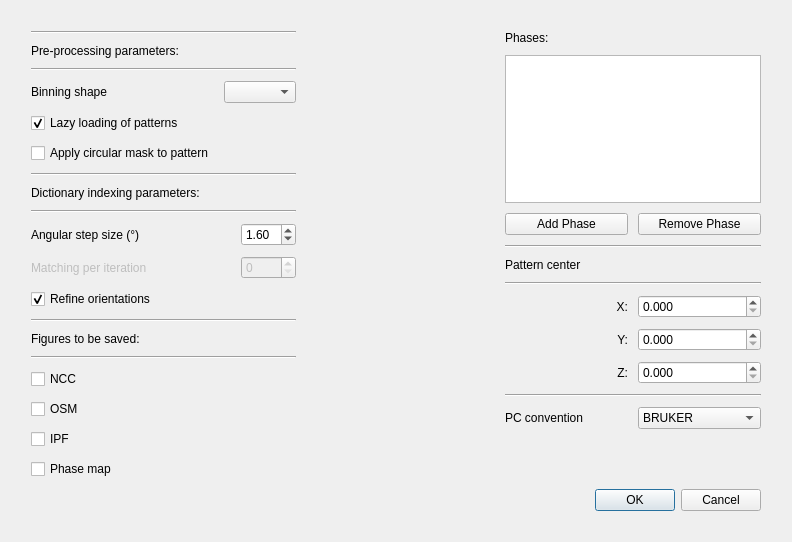
Before: the Qt Designer form ui/di_setup.ui in EBSP-Indexer/EBSP-Indexer, drawn with Qt 5.
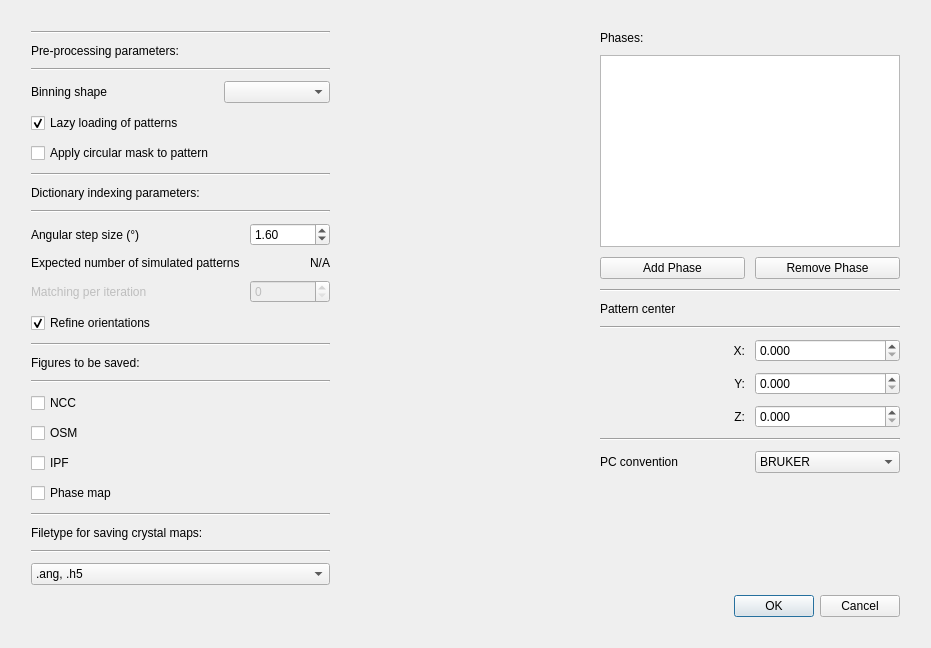
After: the same form once the commit is applied.

```diff
--- a/ui/di_setup.ui
+++ b/ui/di_setup.ui
@@ -6,8 +6,8 @@
    <rect>
     <x>0</x>
     <y>0</y>
-    <width>792</width>
-    <height>536</height>
+    <width>931</width>
+    <height>597</height>
    </rect>
   </property>
   <property name="windowTitle">
@@ -40,6 +40,9 @@
       </property>
       <item row="18" column="2">
        <widget class="QDialogButtonBox" name="buttonBox">
+        <property name="enabled">
+         <bool>true</bool>
+        </property>
         <property name="standardButtons">
          <set>QDialogButtonBox::Cancel|QDialogButtonBox::Ok</set>
         </property>
@@ -61,7 +64,7 @@
          <widget class="QListWidget" name="listWidgetPhase">
           <property name="minimumSize">
            <size>
-            <width>0</width>
+            <width>300</width>
             <height>50</height>
            </size>
           </property>
@@ -231,13 +234,10 @@
           <property name="orientation">
            <enum>Qt::Vertical</enum>
           </property>
-          <property name="sizeType">
-           <enum>QSizePolicy::Minimum</enum>
-          </property>
           <property name="sizeHint" stdset="0">
            <size>
             <width>20</width>
-            <height>50</height>
+            <height>40</height>
            </size>
           </property>
          </spacer>
@@ -337,18 +337,20 @@
         </item>
         <item>
          <layout class="QGridLayout" name="gridLayout_5">
-          <item row="1" column="0">
-           <widget class="QLabel" name="nIterLabel">
-            <property name="enabled">
-             <bool>false</bool>
-            </property>
-            <property name="text">
-             <string>Matching per iteration</string>
-            </property>
-           </widget>
-          </item>
           <item row="0" column="1">
            <widget class="QDoubleSpinBox" name="doubleSpinBoxStepSize">
+            <property name="minimumSize">
+             <size>
+              <width>80</width>
+              <height>0</height>
+             </size>
+            </property>
+            <property name="maximumSize">
+             <size>
+              <width>80</width>
+              <height>16777215</height>
+             </size>
+            </property>
             <property name="minimum">
              <double>1.000000000000000</double>
             </property>
@@ -370,17 +372,17 @@
             </property>
            </widget>
           </item>
-          <item row="1" column="1">
-           <widget class="QSpinBox" name="spinBoxNumIter">
+          <item row="2" column="0">
+           <widget class="QLabel" name="nIterLabel">
             <property name="enabled">
              <bool>false</bool>
             </property>
-            <property name="maximum">
-             <number>99</number>
+            <property name="text">
+             <string>Matching per iteration</string>
             </property>
            </widget>
           </item>
-          <item row="2" column="0">
+          <item row="3" column="0">
            <widget class="QCheckBox" name="checkBoxRefine">
             <property name="minimumSize">
              <size>
@@ -402,6 +404,33 @@
             </property>
            </widget>
           </item>
+          <item row="2" column="1">
+           <widget class="QSpinBox" name="spinBoxNumIter">
+            <property name="enabled">
+             <bool>false</bool>
+            </property>
+            <property name="maximum">
+             <number>99</number>
+            </property>
+           </widget>
+          </item>
+          <item row="1" column="0">
+           <widget class="QLabel" name="label_10">
+            <property name="text">
+             <string>Expected number of simulated patterns</string>
+            </property>
+           </widget>
+          </item>
+          <item row="1" column="1">
+           <widget class="QLabel" name="numSimPatterns">
+            <property name="text">
+             <string>N/A</string>
+            </property>
+            <property name="alignment">
+             <set>Qt::AlignRight|Qt::AlignTrailing|Qt::AlignVCenter</set>
+            </property>
+           </widget>
+          </item>
          </layout>
         </item>
         <item>
@@ -471,6 +500,30 @@
            </widget>
           </item>
           <item row="5" column="0">
+           <widget class="Line" name="line_10">
+            <property name="orientation">
+             <enum>Qt::Horizontal</enum>
+            </property>
+           </widget>
+          </item>
+          <item row="7" column="0">
+           <widget class="Line" name="line_11">
+            <property name="orientation">
+             <enum>Qt::Horizontal</enum>
+            </property>
+           </widget>
+          </item>
+          <item row="6" column="0">
+           <widget class="QLabel" name="label_13">
+            <property name="toolTip">
+             <string>&lt;html&gt;&lt;head/&gt;&lt;body&gt;&lt;p&gt;ATEX fileformat: .ang&lt;/p&gt;&lt;p&gt;Kikuchip format: .h5&lt;/p&gt;&lt;/body&gt;&lt;/html&gt;</string>
+            </property>
+            <property name="text">
+             <string>Filetype for saving crystal maps:</string>
+            </property>
+           </widget>
+          </item>
+          <item row="9" column="0">
            <spacer name="verticalSpacer_3">
             <property name="orientation">
              <enum>Qt::Vertical</enum>
@@ -483,6 +536,28 @@
             </property>
            </spacer>
           </item>
+          <item row="8" column="0">
+           <widget class="QComboBox" name="comboBoxFiletype">
+            <property name="toolTip">
+             <string>&lt;html&gt;&lt;head/&gt;&lt;body&gt;&lt;p&gt;&lt;br/&gt;&lt;/p&gt;&lt;/body&gt;&lt;/html&gt;</string>
+            </property>
+            <item>
+             <property name="text">
+              <string>.ang, .h5</string>
+             </property>
+            </item>
+            <item>
+             <property name="text">
+              <string>.ang</string>
+             </property>
+            </item>
+            <item>
+             <property name="text">
+              <string>.h5</string>
+             </property>
+            </item>
+           </widget>
+          </item>
          </layout>
         </item>
        </layout>
```
Left out of the diff: 74 changed lines with no effect on the pictures.
